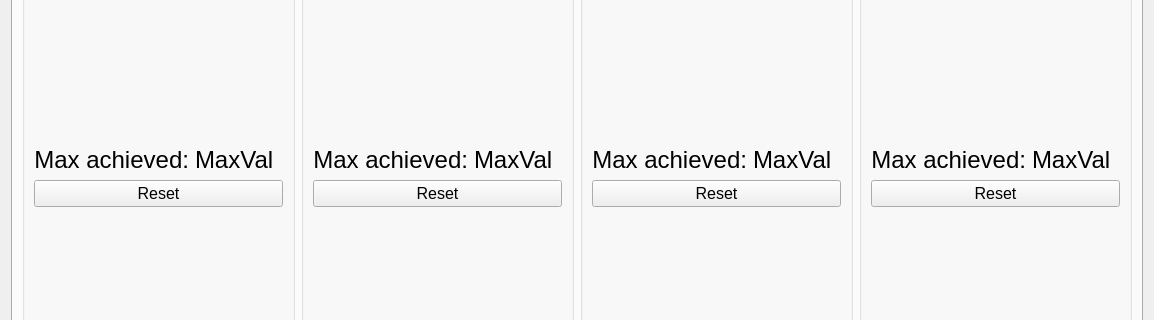
Qt form LiveDataView/live_data_widget_1.ui (mmcinnes123/Delsys_GUI_For_Physios) before a commit; both pictures show x 0 to 1154 and y 186 to 506 of the 1154 by 655 pixel window.
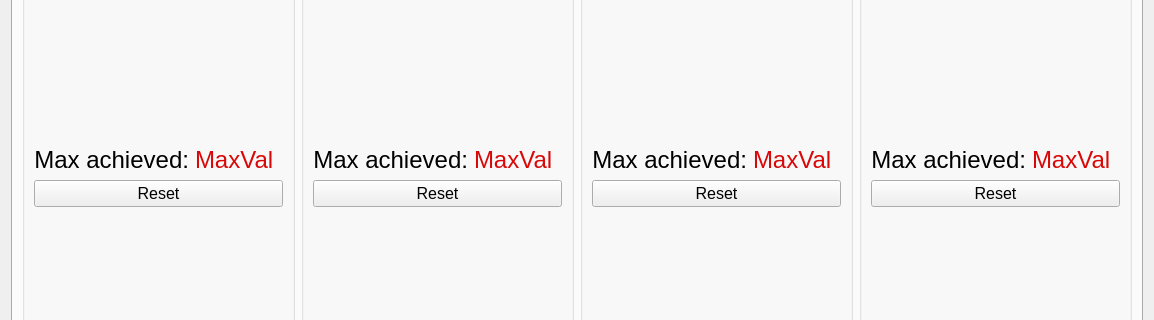
The same form after that commit. The open tabs and pages were chosen to show the change.

```diff
--- a/LiveDataView/live_data_widget_1.ui
+++ b/LiveDataView/live_data_widget_1.ui
@@ -658,6 +658,97 @@
           </item>
           <item row="2" column="1">
            <widget class="QLabel" name="sh_flex_max_value">
+            <property name="palette">
+             <palette>
+              <active>
+               <colorrole role="WindowText">
+                <brush brushstyle="SolidPattern">
+                 <color alpha="255">
+                  <red>216</red>
+                  <green>8</green>
+                  <blue>8</blue>
+                 </color>
+                </brush>
+               </colorrole>
+               <colorrole role="Text">
+                <brush brushstyle="SolidPattern">
+                 <color alpha="255">
+                  <red>0</red>
+                  <green>0</green>
+                  <blue>0</blue>
+                 </color>
+                </brush>
+               </colorrole>
+               <colorrole role="PlaceholderText">
+                <brush brushstyle="SolidPattern">
+                 <color alpha="128">
+                  <red>0</red>
+                  <green>0</green>
+                  <blue>0</blue>
+                 </color>
+                </brush>
+               </colorrole>
+              </active>
+              <inactive>
+               <colorrole role="WindowText">
+                <brush brushstyle="SolidPattern">
+                 <color alpha="255">
+                  <red>216</red>
+                  <green>8</green>
+                  <blue>8</blue>
+                 </color>
+                </brush>
+               </colorrole>
+               <colorrole role="Text">
+                <brush brushstyle="SolidPattern">
+                 <color alpha="255">
+                  <red>0</red>
+                  <green>0</green>
+                  <blue>0</blue>
+                 </color>
+                </brush>
+               </colorrole>
+               <colorrole role="PlaceholderText">
+                <brush brushstyle="SolidPattern">
+                 <color alpha="128">
+                  <red>0</red>
+                  <green>0</green>
+                  <blue>0</blue>
+                 </color>
+                </brush>
+               </colorrole>
+              </inactive>
+              <disabled>
+               <colorrole role="WindowText">
+                <brush brushstyle="SolidPattern">
+                 <color alpha="255">
+                  <red>120</red>
+                  <green>120</green>
+                  <blue>120</blue>
+                 </color>
+                </brush>
+               </colorrole>
+               <colorrole role="Text">
+                <brush brushstyle="SolidPattern">
+                 <color alpha="255">
+                  <red>120</red>
+                  <green>120</green>
+                  <blue>120</blue>
+                 </color>
+                </brush>
+               </colorrole>
+               <colorrole role="PlaceholderText">
+                <brush brushstyle="SolidPattern">
+                 <color alpha="128">
+                  <red>0</red>
+                  <green>0</green>
+                  <blue>0</blue>
+                 </color>
+                </brush>
+               </colorrole>
+              </disabled>
+             </palette>
+            </property>
             <property name="font">
              <font>
               <pointsize>18</pointsize>
@@ -711,6 +802,43 @@
           </item>
           <item row="2" column="1">
            <widget class="QLabel" name="sh_abd_max_value">
+            <property name="palette">
+             <palette>
+              <active>
+               <colorrole role="WindowText">
+                <brush brushstyle="SolidPattern">
+                 <color alpha="255">
+                  <red>216</red>
+                  <green>8</green>
+                  <blue>8</blue>
+                 </color>
+                </brush>
+               </colorrole>
+              </active>
+              <inactive>
+               <colorrole role="WindowText">
+                <brush brushstyle="SolidPattern">
+                 <color alpha="255">
+                  <red>216</red>
+                  <green>8</green>
+                  <blue>8</blue>
+                 </color>
+                </brush>
+               </colorrole>
+              </inactive>
+              <disabled>
+               <colorrole role="WindowText">
+                <brush brushstyle="SolidPattern">
+                 <color alpha="255">
+                  <red>120</red>
+                  <green>120</green>
+                  <blue>120</blue>
+                 </color>
+                </brush>
+               </colorrole>
+              </disabled>
+             </palette>
+            </property>
             <property name="font">
              <font>
               <pointsize>18</pointsize>
@@ -811,6 +939,43 @@
          <layout class="QGridLayout" name="gridLayout_11">
           <item row="2" column="1">
            <widget class="QLabel" name="sh_introt_max_value">
+            <property name="palette">
+             <palette>
+              <active>
+               <colorrole role="WindowText">
+                <brush brushstyle="SolidPattern">
+                 <color alpha="255">
+                  <red>216</red>
+                  <green>8</green>
+                  <blue>8</blue>
+                 </color>
+                </brush>
+               </colorrole>
+              </active>
+              <inactive>
+               <colorrole role="WindowText">
+                <brush brushstyle="SolidPattern">
+                 <color alpha="255">
+                  <red>216</red>
+                  <green>8</green>
+                  <blue>8</blue>
+                 </color>
+                </brush>
+               </colorrole>
+              </inactive>
+              <disabled>
+               <colorrole role="WindowText">
+                <brush brushstyle="SolidPattern">
+                 <color alpha="255">
+                  <red>120</red>
+                  <green>120</green>
+                  <blue>120</blue>
+                 </color>
+                </brush>
+               </colorrole>
+              </disabled>
+             </palette>
+            </property>
             <property name="font">
              <font>
               <pointsize>18</pointsize>
@@ -1026,6 +1191,43 @@
           </item>
           <item row="2" column="1">
            <widget class="QLabel" name="sh_extrot_max_value">
+            <property name="palette">
+             <palette>
+              <active>
+               <colorrole role="WindowText">
+                <brush brushstyle="SolidPattern">
+                 <color alpha="255">
+                  <red>216</red>
+                  <green>8</green>
+                  <blue>8</blue>
+                 </color>
+                </brush>
+               </colorrole>
+              </active>
+              <inactive>
+               <colorrole role="WindowText">
+                <brush brushstyle="SolidPattern">
+                 <color alpha="255">
+                  <red>216</red>
+                  <green>8</green>
+                  <blue>8</blue>
+                 </color>
+                </brush>
+               </colorrole>
+              </inactive>
+              <disabled>
+               <colorrole role="WindowText">
+                <brush brushstyle="SolidPattern">
+                 <color alpha="255">
+                  <red>120</red>
+                  <green>120</green>
+                  <blue>120</blue>
+                 </color>
+                </brush>
+               </colorrole>
+              </disabled>
+             </palette>
+            </property>
             <property name="font">
              <font>
               <pointsize>18</pointsize>
```
Left out of the diff: 150 changed lines with no effect on the pictures.
